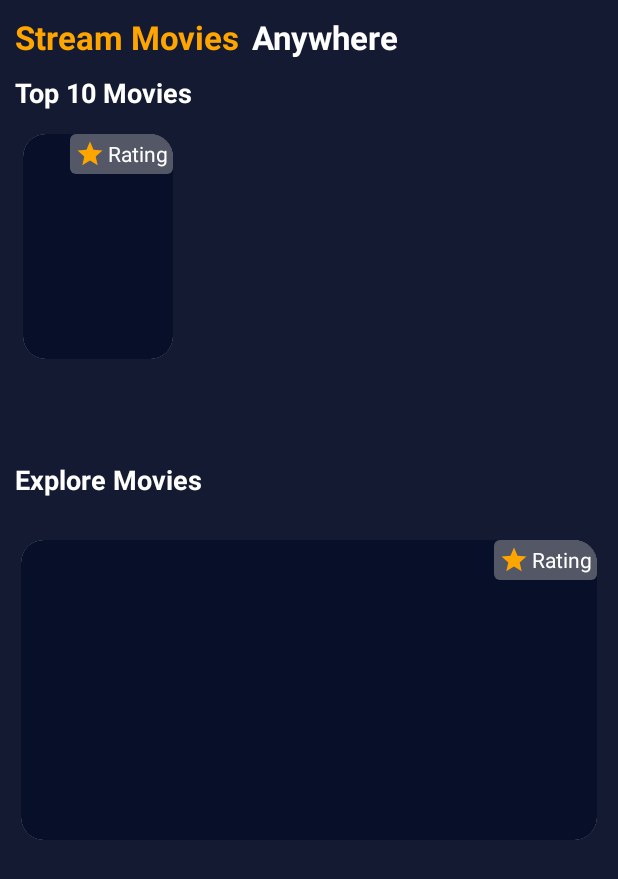
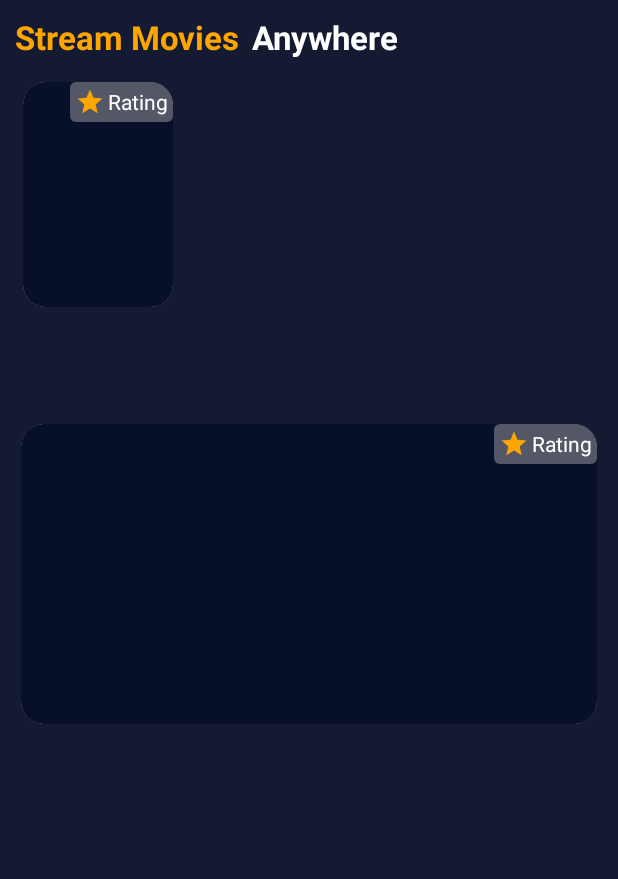
Before and after one commit to yumtaufikhidayat/xsis-imdb-kt, an Android app: the layout activity_main.xml on its own in the app's theme, with its tools: preview values and no code run, on a phone screen of 412 x 824 dp. Shown: the top 879 px of the screen. Run offline under Robolectric (Android 15) with nearby library versions, the phone set to English and light mode, and no system bars.

Commit message:
Updating project

```diff
--- a/app/src/main/res/layout/activity_main.xml
+++ b/app/src/main/res/layout/activity_main.xml
@@ -48,6 +48,7 @@
                 android:layout_height="wrap_content"
                 android:layout_marginTop="10dp"
                 android:text="@string/tvTop10Movies"
+                android:visibility="gone"
                 android:textStyle="bold"
                 android:textColor="@color/white"
                 android:textAppearance="@style/TextAppearance.AppCompat.Medium"
@@ -68,6 +69,7 @@
                 android:layout_width="wrap_content"
                 android:layout_height="wrap_content"
                 android:layout_marginTop="18dp"
+                android:visibility="gone"
                 android:text="@string/tvExploreMovies"
                 android:textStyle="bold"
                 android:textColor="@color/white"
```
Also changed, not shown: app/src/main/java/com/taufik/xsismovieshow/ui/activity/MainActivity.kt (+15 -0 lines).
